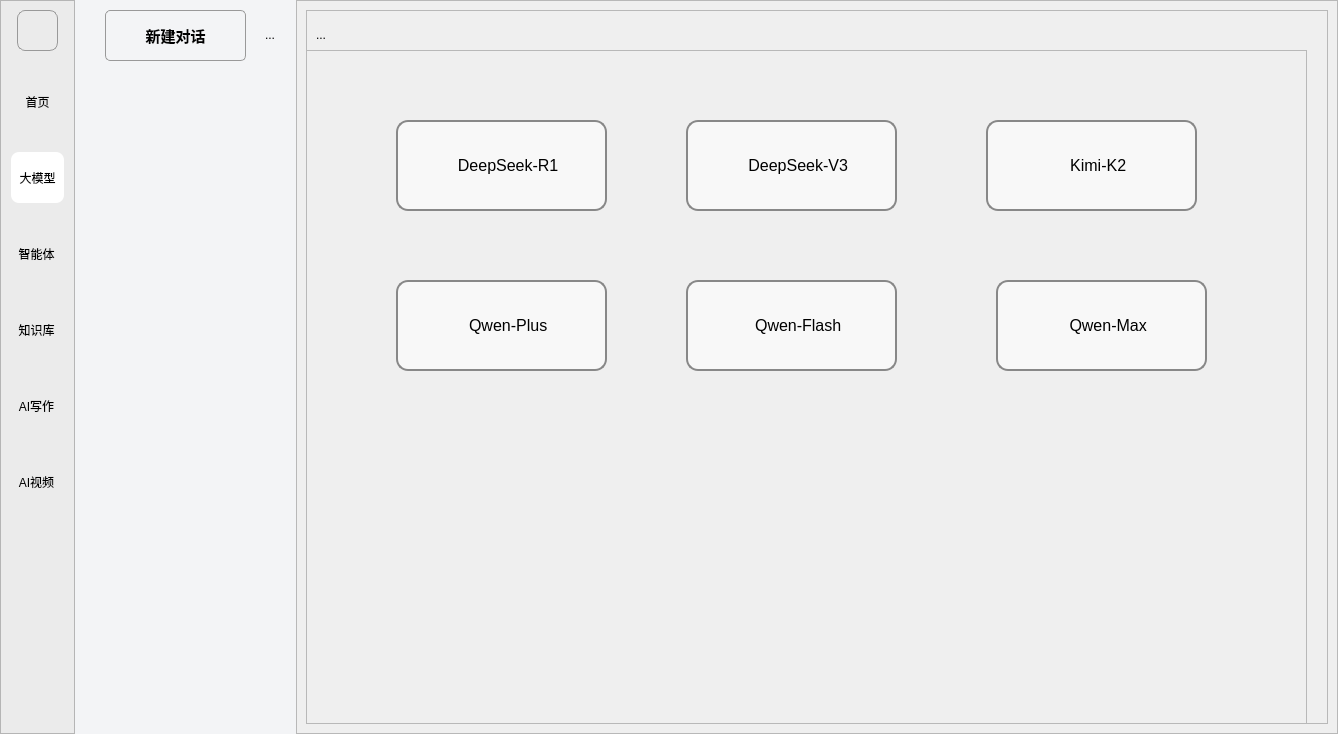
gyf0951/LLM, file llmchat.ui: the form before one commit.
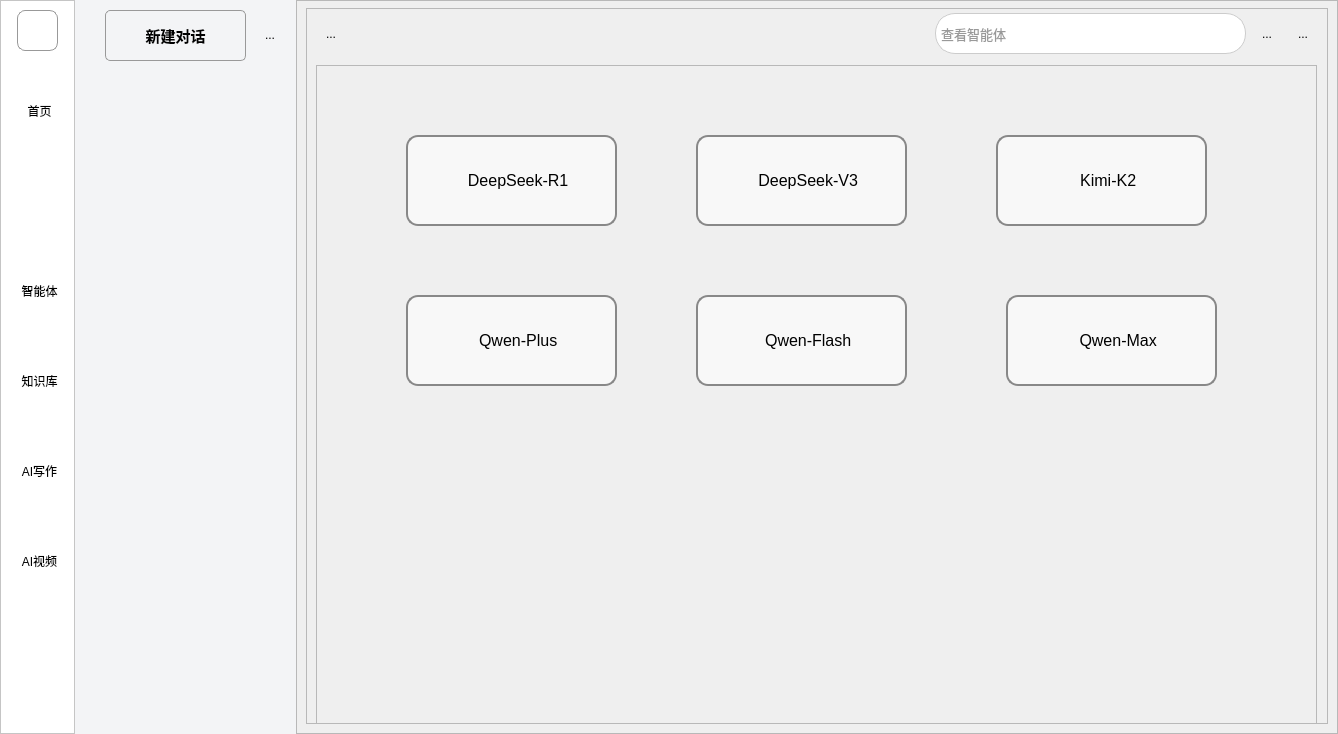
The form after the commit. Icons and pictures are not drawn.

What changed in the file:
```diff
--- a/llmchat.ui
+++ b/llmchat.ui
@@ -36,7 +36,34 @@
     <number>0</number>
    </property>
    <item>
+    <widget class="QFrame" name="frame">
+     <property name="minimumSize">
+      <size>
+       <width>75</width>
+       <height>734</height>
+      </size>
+     </property>
+     <property name="maximumSize">
+      <size>
+       <width>75</width>
+       <height>16777215</height>
+      </size>
+     </property>
+     <property name="frameShape">
+      <enum>QFrame::StyledPanel</enum>
+     </property>
+     <property name="frameShadow">
+      <enum>QFrame::Raised</enum>
+     </property>
     <widget class="QFrame" name="frame_2">
+      <property name="geometry">
+       <rect>
+        <x>0</x>
+        <y>0</y>
+        <width>75</width>
+        <height>734</height>
+       </rect>
+      </property>
      <property name="minimumSize">
       <size>
        <width>75</width>
@@ -50,7 +77,7 @@
       </size>
      </property>
      <property name="styleSheet">
-      <string notr="true">background-color: rgb(235, 235, 235);</string>
+       <string notr="true">background-color: #FFFFFF;</string>
      </property>
      <property name="frameShape">
       <enum>QFrame::StyledPanel</enum>
@@ -65,6 +92,12 @@
       <property name="spacing">
        <number>25</number>
       </property>
+       <property name="leftMargin">
+        <number>11</number>
+       </property>
+       <property name="rightMargin">
+        <number>11</number>
+       </property>
       <item alignment="Qt::AlignHCenter|Qt::AlignVCenter">
        <widget class="QPushButton" name="pushButton_4">
         <property name="minimumSize">
@@ -103,14 +136,30 @@
        <widget class="QToolButton" name="toolButton_3">
         <property name="minimumSize">
          <size>
-          <width>53</width>
-          <height>51</height>
-         </size>
-        </property>
+           <width>55</width>
+           <height>65</height>
+          </size>
+         </property>
+         <property name="cursor">
+          <cursorShape>PointingHandCursor</cursorShape>
+         </property>
         <property name="styleSheet">
          <string notr="true">/* border: 1px solid #999; */
-
-border-radius: 8px;</string>
+QToolButton {
+    /* * 正常状态：
+     * 1. 背景色设为透明
+     * 2. 移除默认边框
+     */
+    background-color: transparent;
+    border: none;
+    border-radius: 8px; /* 保留您的圆角 */
+	padding-top: 5px;
+}
+QToolButton:hover {
+    background-color: #EBEBEB;
+border: 1px solid #CCCCCC;
+padding-top: 5px;
+}</string>
         </property>
         <property name="text">
          <string>首页</string>
@@ -130,18 +179,23 @@
         </property>
        </widget>
       </item>
-      <item alignment="Qt::AlignHCenter|Qt::AlignVCenter">
+       <item>
        <widget class="QToolButton" name="toolButton">
         <property name="minimumSize">
          <size>
-          <width>53</width>
-          <height>51</height>
+           <width>55</width>
+           <height>65</height>
          </size>
         </property>
         <property name="styleSheet">
-         <string notr="true">/* border: 1px solid #999; */
-border-radius: 8px;
-background-color: rgb(255, 255, 255);</string>
+          <string notr="true">border-radius: 8px;
+ background: qlineargradient( 
+x1:0, y1:0, x2:0, y2:1,             /* 从上到下渐变 */  
+stop:0 rgba(0, 118, 255, 255),     /* 顶部：#0076FF，不透明 */ 
+ stop:1 rgba(0, 118, 255, 178)      /* 底部：#0076FF，约70%不透明 */ 
+     );
+color: white;
+padding-top: 5px;</string>
         </property>
         <property name="text">
          <string>大模型</string>
@@ -165,13 +219,27 @@
        <widget class="QToolButton" name="toolButton_2">
         <property name="minimumSize">
          <size>
-          <width>53</width>
-          <height>51</height>
+           <width>55</width>
+           <height>65</height>
          </size>
         </property>
         <property name="styleSheet">
          <string notr="true">/* border: 1px solid #999; */
-border-radius: 8px;</string>
+QToolButton {
+    /* * 正常状态：
+     * 1. 背景色设为透明
+     * 2. 移除默认边框
+     */
+    background-color: transparent;
+    border: none;
+    border-radius: 8px; /* 保留您的圆角 */
+	padding-top: 5px;
+}
+QToolButton:hover {
+    background-color: #EBEBEB;
+border: 1px solid #CCCCCC;
+padding-top: 5px;
+}</string>
         </property>
         <property name="text">
          <string>智能体</string>
@@ -195,13 +263,27 @@
        <widget class="QToolButton" name="toolButton_4">
         <property name="minimumSize">
          <size>
-          <width>53</width>
-          <height>51</height>
+           <width>55</width>
+           <height>65</height>
          </size>
         </property>
         <property name="styleSheet">
          <string notr="true">/* border: 1px solid #999; */
-border-radius: 8px;</string>
+QToolButton {
+    /* * 正常状态：
+     * 1. 背景色设为透明
+     * 2. 移除默认边框
+     */
+    background-color: transparent;
+    border: none;
+    border-radius: 8px; /* 保留您的圆角 */
+	padding-top: 5px;
+}
+QToolButton:hover {
+    background-color: #EBEBEB;
+border: 1px solid #CCCCCC;
+padding-top: 5px;
+}</string>
         </property>
         <property name="text">
          <string>知识库</string>
@@ -225,13 +307,27 @@
        <widget class="QToolButton" name="toolButton_5">
         <property name="minimumSize">
          <size>
-          <width>53</width>
-          <height>51</height>
+           <width>55</width>
+           <height>65</height>
          </size>
         </property>
         <property name="styleSheet">
          <string notr="true">/* border: 1px solid #999; */
-border-radius: 8px;</string>
+QToolButton {
+    /* * 正常状态：
+     * 1. 背景色设为透明
+     * 2. 移除默认边框
+     */
+    background-color: transparent;
+    border: none;
+    border-radius: 8px; /* 保留您的圆角 */
+	padding-top: 5px;
+}
+QToolButton:hover {
+    background-color: #EBEBEB;
+border: 1px solid #CCCCCC;
+padding-top: 5px;
+}</string>
         </property>
         <property name="text">
          <string>AI写作</string>
@@ -255,13 +351,27 @@
        <widget class="QToolButton" name="toolButton_6">
         <property name="minimumSize">
          <size>
-          <width>53</width>
-          <height>51</height>
+           <width>55</width>
+           <height>65</height>
          </size>
         </property>
         <property name="styleSheet">
          <string notr="true">/* border: 1px solid #999; */
-border-radius: 8px;</string>
+QToolButton {
+    /* * 正常状态：
+     * 1. 背景色设为透明
+     * 2. 移除默认边框
+     */
+    background-color: transparent;
+    border: none;
+    border-radius: 8px; /* 保留您的圆角 */
+	padding-top: 5px;
+}
+QToolButton:hover {
+    background-color: #EBEBEB;
+border: 1px solid #CCCCCC;
+padding-top: 5px;
+}</string>
         </property>
         <property name="text">
          <string>AI视频</string>
@@ -296,6 +406,7 @@
       </item>
      </layout>
     </widget>
+    </widget>
    </item>
    <item>
     <widget class="QWidget" name="widget_3" native="true">
@@ -417,6 +528,9 @@
       <enum>QFrame::Raised</enum>
      </property>
      <layout class="QVBoxLayout" name="verticalLayout_3">
+      <property name="topMargin">
+       <number>7</number>
+      </property>
       <item>
        <widget class="QFrame" name="frame_5">
         <property name="minimumSize">
@@ -431,15 +545,36 @@
         <property name="frameShadow">
          <enum>QFrame::Raised</enum>
         </property>
+        <layout class="QVBoxLayout" name="verticalLayout_2">
+         <property name="leftMargin">
+          <number>0</number>
+         </property>
+         <property name="topMargin">
+          <number>0</number>
+         </property>
+         <property name="rightMargin">
+          <number>0</number>
+         </property>
+         <property name="bottomMargin">
+          <number>0</number>
+         </property>
+         <item>
+          <widget class="QWidget" name="widget" native="true">
+           <property name="minimumSize">
+            <size>
+             <width>1000</width>
+             <height>50</height>
+            </size>
+           </property>
+           <layout class="QHBoxLayout" name="horizontalLayout_2">
+            <property name="topMargin">
+             <number>0</number>
+            </property>
+            <property name="bottomMargin">
+             <number>0</number>
+            </property>
+            <item>
         <widget class="QToolButton" name="toolButton_9">
-         <property name="geometry">
-          <rect>
-           <x>0</x>
-           <y>10</y>
-           <width>30</width>
-           <height>30</height>
-          </rect>
-         </property>
          <property name="minimumSize">
           <size>
            <width>30</width>
@@ -466,15 +601,118 @@
           </size>
          </property>
         </widget>
+            </item>
+            <item>
+             <spacer name="horizontalSpacer">
+              <property name="orientation">
+               <enum>Qt::Horizontal</enum>
+              </property>
+              <property name="sizeHint" stdset="0">
+               <size>
+                <width>40</width>
+                <height>20</height>
+               </size>
+              </property>
+             </spacer>
+            </item>
+            <item>
+             <widget class="QLineEdit" name="lineEdit">
+              <property name="sizePolicy">
+               <sizepolicy hsizetype="Fixed" vsizetype="Fixed">
+                <horstretch>0</horstretch>
+                <verstretch>0</verstretch>
+               </sizepolicy>
+              </property>
+              <property name="minimumSize">
+               <size>
+                <width>311</width>
+                <height>41</height>
+               </size>
+              </property>
+              <property name="font">
+               <font>
+                <pointsize>10</pointsize>
+               </font>
+              </property>
+              <property name="styleSheet">
+               <string notr="true">QLineEdit {
+
+    border: 1px solid #CCCCCC;
+
+  
+    border-radius: 20px; 
+
+  padding-left: 3px;  
+
+    /* (可选) 设置文字和背景色 */
+    background-color: white;
+    color: #333333;
+}</string>
+              </property>
+              <property name="placeholderText">
+               <string>查看智能体</string>
+              </property>
+             </widget>
+            </item>
+            <item>
+             <widget class="QToolButton" name="toolButton_12">
+              <property name="minimumSize">
+               <size>
+                <width>30</width>
+                <height>30</height>
+               </size>
+              </property>
+              <property name="styleSheet">
+               <string notr="true">    background-color: transparent;
+    border: none;</string>
+              </property>
+              <property name="text">
+               <string>...</string>
+              </property>
+              <property name="icon">
+               <iconset resource="resource.qrc">
+                <normaloff>:/pic/img/切图 67@2x.png</normaloff>:/pic/img/切图 67@2x.png</iconset>
+              </property>
+              <property name="iconSize">
+               <size>
+                <width>30</width>
+                <height>30</height>
+               </size>
+              </property>
+             </widget>
+            </item>
+            <item>
+             <widget class="QToolButton" name="toolButton_13">
+              <property name="minimumSize">
+               <size>
+                <width>30</width>
+                <height>30</height>
+               </size>
+              </property>
+              <property name="styleSheet">
+               <string notr="true">    background-color: transparent;
+    border: none;</string>
+              </property>
+              <property name="text">
+               <string>...</string>
+              </property>
+              <property name="icon">
+               <iconset resource="resource.qrc">
+                <normaloff>:/pic/img/切图 68@2x.png</normaloff>:/pic/img/切图 68@2x.png</iconset>
+              </property>
+              <property name="iconSize">
+               <size>
+                <width>30</width>
+                <height>30</height>
+               </size>
+              </property>
+             </widget>
+            </item>
+           </layout>
+          </widget>
+         </item>
+         <item alignment="Qt::AlignHCenter|Qt::AlignVCenter">
         <widget class="QFrame" name="frame_4">
-         <property name="geometry">
-          <rect>
-           <x>0</x>
-           <y>40</y>
-           <width>1001</width>
-           <height>701</height>
-          </rect>
-         </property>
          <property name="minimumSize">
           <size>
            <width>1001</width>
@@ -496,6 +734,12 @@
             <height>91</height>
            </rect>
           </property>
+            <property name="minimumSize">
+             <size>
+              <width>211</width>
+              <height>91</height>
+             </size>
+            </property>
           <property name="font">
            <font>
             <pointsize>12</pointsize>
@@ -542,6 +786,12 @@
             <height>91</height>
            </rect>
           </property>
+            <property name="minimumSize">
+             <size>
+              <width>211</width>
+              <height>91</height>
+             </size>
+            </property>
           <property name="font">
            <font>
             <pointsize>12</pointsize>
@@ -588,6 +838,12 @@
             <height>91</height>
            </rect>
           </property>
+            <property name="minimumSize">
+             <size>
+              <width>211</width>
+              <height>91</height>
+             </size>
+            </property>
           <property name="font">
            <font>
             <pointsize>12</pointsize>
@@ -634,6 +890,12 @@
             <height>91</height>
            </rect>
           </property>
+            <property name="minimumSize">
+             <size>
+              <width>211</width>
+              <height>91</height>
+             </size>
+            </property>
           <property name="font">
            <font>
             <pointsize>12</pointsize>
@@ -680,6 +942,12 @@
             <height>91</height>
            </rect>
           </property>
+            <property name="minimumSize">
+             <size>
+              <width>211</width>
+              <height>91</height>
+             </size>
+            </property>
           <property name="font">
            <font>
             <pointsize>12</pointsize>
@@ -726,6 +994,12 @@
             <height>91</height>
            </rect>
           </property>
+            <property name="minimumSize">
+             <size>
+              <width>211</width>
+              <height>91</height>
+             </size>
+            </property>
           <property name="font">
            <font>
             <pointsize>12</pointsize>
@@ -764,8 +1038,23 @@
           </property>
          </widget>
         </widget>
+         </item>
+        </layout>
        </widget>
       </item>
+      <item>
+       <spacer name="verticalSpacer_2">
+        <property name="orientation">
+         <enum>Qt::Vertical</enum>
+        </property>
+        <property name="sizeHint" stdset="0">
+         <size>
+          <width>20</width>
+          <height>40</height>
+         </size>
+        </property>
+       </spacer>
+      </item>
      </layout>
     </widget>
    </item>
```
Left out of the diff: 18 changed lines with no effect on the pictures. Lines whose indentation alone changed are shown as unchanged.
